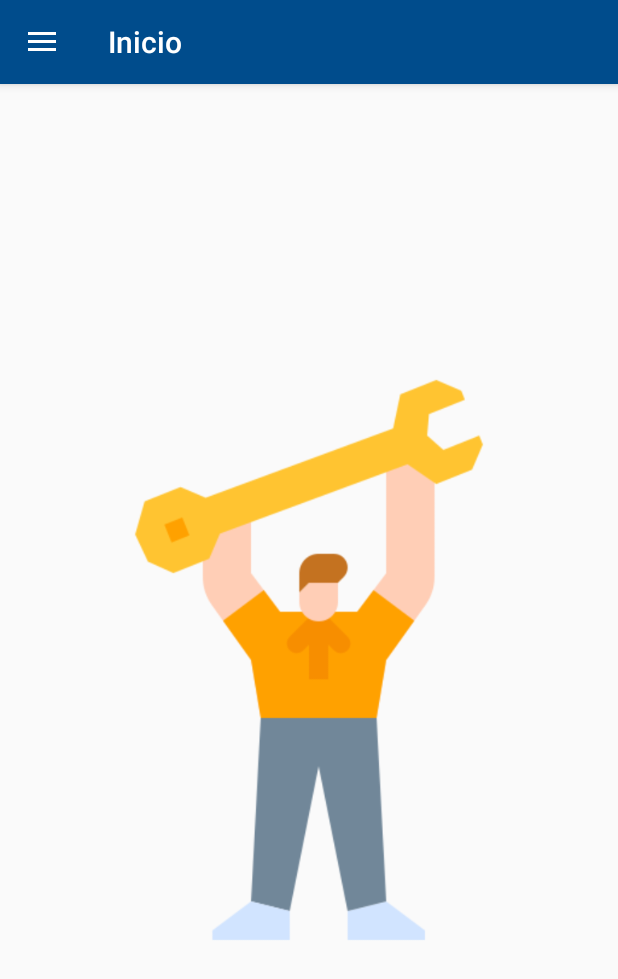
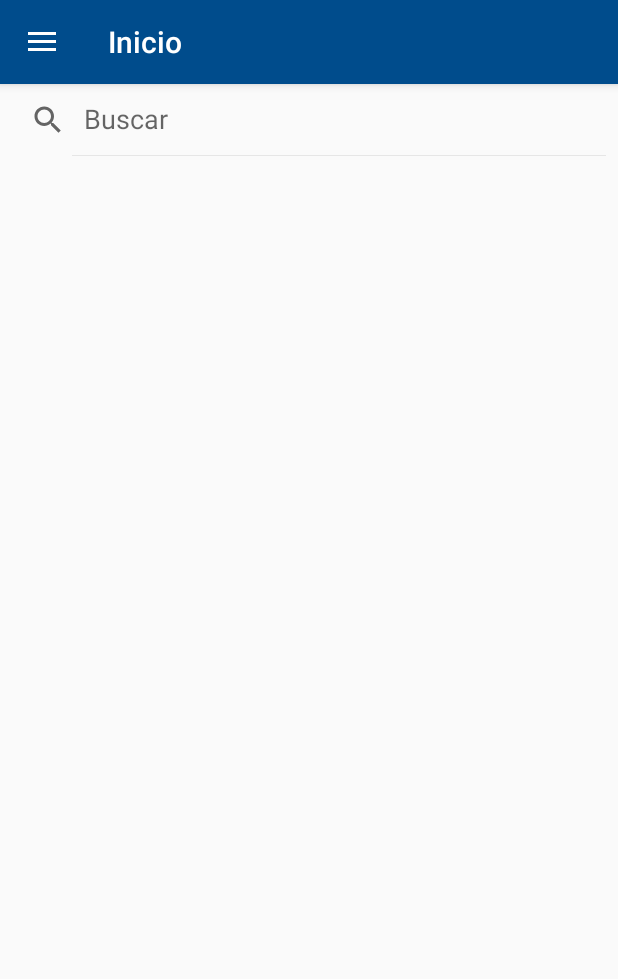
Before and after one commit to ahuamana/ProyectoOxigeno, an Android app: the screen it shows after launch once a user with an empty profile is signed in (MainActivity), on a phone screen of 412 x 824 dp. Shown: the top 979 px of the screen. Run offline under Robolectric (Android 15) with nearby library versions, the light colour scheme and no system bars; our stand-ins replace CircleImageView, Firebase (no records; nobody signed in at launch, a user with empty details on screens opened directly), navigation-ui; pictures from the network do not load; Roboto replaces fonts that are not available here; 1 statement that could not run was skipped.

Commit message:
added on main list of businessess with their respectove data

```diff
--- a/app/build.gradle
+++ b/app/build.gradle
@@ -47,6 +47,12 @@ dependencies {
     androidTestImplementation 'androidx.test.ext:junit:1.1.2'
     androidTestImplementation 'androidx.test.espresso:espresso-core:3.3.0'
 
+    //reciclerView con Firebase
+    //// FirebaseUI for Firebase Realtime Database
+    implementation "com.google.firebase:firebase-firestore:11.4.2"
+    implementation "com.firebaseui:firebase-ui-auth:3.0.0"
+    implementation 'com.firebaseui:firebase-ui-firestore:7.1.1'
+
     //Google Pay API
     implementation 'com.google.android.gms:play-services-wallet:18.1.2'
     implementation 'com.makeramen:roundedimageview:2.3.0'
--- a/app/src/main/java/com/example/proyectooxigen/menus/Inicio/inicio.java
+++ b/app/src/main/java/com/example/proyectooxigen/menus/Inicio/inicio.java
@@ -7,14 +7,34 @@ import android.os.Bundle;
 import androidx.annotation.NonNull;
 import androidx.annotation.Nullable;
 import androidx.fragment.app.Fragment;
+import androidx.recyclerview.widget.LinearLayoutManager;
+import androidx.recyclerview.widget.RecyclerView;
 
+import android.util.Log;
 import android.view.LayoutInflater;
 import android.view.View;
 import android.view.ViewGroup;
 
 import com.example.proyectooxigen.R;
+import com.example.proyectooxigen.adapter.MuestrasAdapter;
+import com.example.proyectooxigen.entidades.Ingreso;
+import com.firebase.ui.firestore.FirestoreRecyclerOptions;
+import com.google.firebase.auth.FirebaseAuth;
+import com.google.firebase.auth.FirebaseUser;
+import com.google.firebase.firestore.CollectionReference;
+import com.google.firebase.firestore.DocumentReference;
+import com.google.firebase.firestore.FirebaseFirestore;
+import com.google.firebase.firestore.Query;
+
 
 public class inicio extends Fragment {
+
+    RecyclerView recyclerUsuarios;
+    MuestrasAdapter adapter;
+
+    //Firebase
+    FirebaseFirestore fStore;
+    FirebaseAuth fAuth;
 
     private InicioViewModel mViewModel;
 
@@ -25,7 +45,45 @@ public class inicio extends Fragment {
     @Override
     public View onCreateView(@NonNull LayoutInflater inflater, @Nullable ViewGroup container,
                              @Nullable Bundle savedInstanceState) {
-        return inflater.inflate(R.layout.inicio_fragment, container, false);
+        View vista = inflater.inflate(R.layout.inicio_fragment, container, false);
+
+        //inicializar variables
+        //Inicializar firebase
+        fAuth=FirebaseAuth.getInstance();
+        fStore=FirebaseFirestore.getInstance();
+
+
+        //codigo
+        //iniciar arraylist y refrencia al contenedor
+
+        recyclerUsuarios= (RecyclerView) vista.findViewById(R.id.idRecycler);
+        recyclerUsuarios.setLayoutManager( new LinearLayoutManager(this.getContext()));
+        recyclerUsuarios.setHasFixedSize(true);
+
+        //crear referencia a Firebase
+
+        FirebaseUser user = fAuth.getCurrentUser();
+        CollectionReference datosEmpresa = fStore.collection("DatosEmpresa");
+
+        //
+        Query query = datosEmpresa;
+        //Craer un builder de firebase del children
+
+
+
+        FirestoreRecyclerOptions <Ingreso> options = new FirestoreRecyclerOptions.Builder<Ingreso>()
+                .setQuery(query,Ingreso.class)
+                .build();
+
+        //enviar los datos al adapter
+        adapter=new MuestrasAdapter(options);
+
+        //asignar datos al recyclerView
+        recyclerUsuarios.setAdapter(adapter);
+
+
+
+        return vista;
     }
 
     @Override
@@ -35,4 +93,15 @@ public class inicio extends Fragment {
         // TODO: Use the ViewModel
     }
 
+    @Override
+    public void onStop() {
+        super.onStop();
+        adapter.stopListening();
+    }
+
+    @Override
+    public void onStart() {
+        super.onStart();
+        adapter.startListening();
+    }
 }
--- a/app/src/main/res/layout/inicio_fragment.xml
+++ b/app/src/main/res/layout/inicio_fragment.xml
@@ -1,16 +1,30 @@
 <?xml version="1.0" encoding="utf-8"?>
-<FrameLayout xmlns:android="http://schemas.android.com/apk/res/android"
+<androidx.constraintlayout.widget.ConstraintLayout xmlns:android="http://schemas.android.com/apk/res/android"
     xmlns:tools="http://schemas.android.com/tools"
     android:layout_width="match_parent"
     android:layout_height="match_parent"
+    xmlns:app="http://schemas.android.com/apk/res-auto"
     tools:context=".menus.Inicio.inicio">
 
-    <ImageView
+    <androidx.appcompat.widget.SearchView
+        android:id="@+id/Isearch"
+        app:queryHint="Buscar"
+        app:iconifiedByDefault="false"
         android:layout_width="match_parent"
-        android:layout_height="match_parent"
-        android:src="@drawable/problemsolving512"
-        android:text="Hello" />
+        android:layout_height="wrap_content"
+        app:layout_constraintTop_toTopOf="parent"
+        ></androidx.appcompat.widget.SearchView>
+
+    <androidx.recyclerview.widget.RecyclerView
+        android:id="@+id/idRecycler"
+        android:layout_width="match_parent"
+        android:layout_height="0dp"
+        app:layout_constraintBottom_toBottomOf="parent"
+        app:layout_constraintLeft_toLeftOf="parent"
+        app:layout_constraintRight_toRightOf="parent"
+        app:layout_constraintTop_toBottomOf="@+id/Isearch"
+        />
 
 
 
-</FrameLayout>
+</androidx.constraintlayout.widget.ConstraintLayout>
--- a/app/src/main/res/layout/item_list_view.xml
+++ b/app/src/main/res/layout/item_list_view.xml
@@ -1,7 +1,7 @@
 <?xml version="1.0" encoding="utf-8"?>
 <androidx.cardview.widget.CardView xmlns:android="http://schemas.android.com/apk/res/android"
     android:layout_width="match_parent"
-    android:layout_height="match_parent"
+    android:layout_height="wrap_content"
     xmlns:app="http://schemas.android.com/apk/res-auto"
     app:cardElevation="10dp"
     app:cardCornerRadius="5dp"
@@ -14,6 +14,7 @@
         android:padding="10dp"
         >
     <ImageView
+        android:id="@+id/ILimagen"
         android:layout_width="100dp"
         android:layout_height="100dp"
         android:src="@drawable/ic_launcher_foreground"
@@ -46,6 +47,7 @@
             ></TextView>
 
         <Button
+            android:id="@+id/btnmasinfo"
             android:layout_width="wrap_content"
             android:layout_height="30dp"
             android:textSize="10dp"
```
Also changed, not shown: app/src/main/java/com/example/proyectooxigen/adapter/MuestrasAdapter.java (added, +78 -0 lines), app/src/main/java/com/example/proyectooxigen/entidades/Ingreso.java (added, +124 -0 lines).
